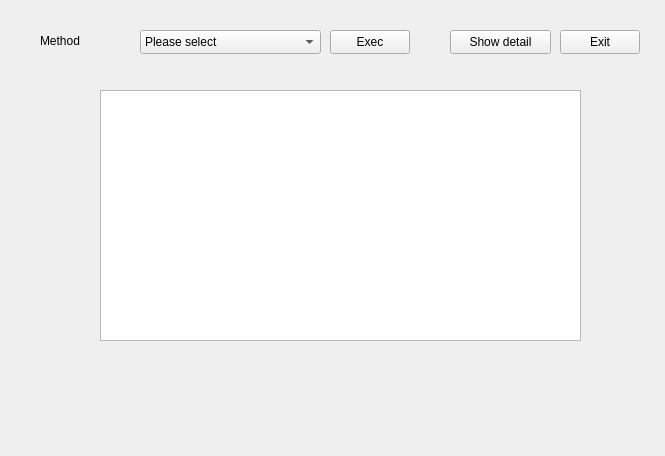
First picture: the form in mainwindow.ui, repository Lydia0402/LinearRegression, before the edit.
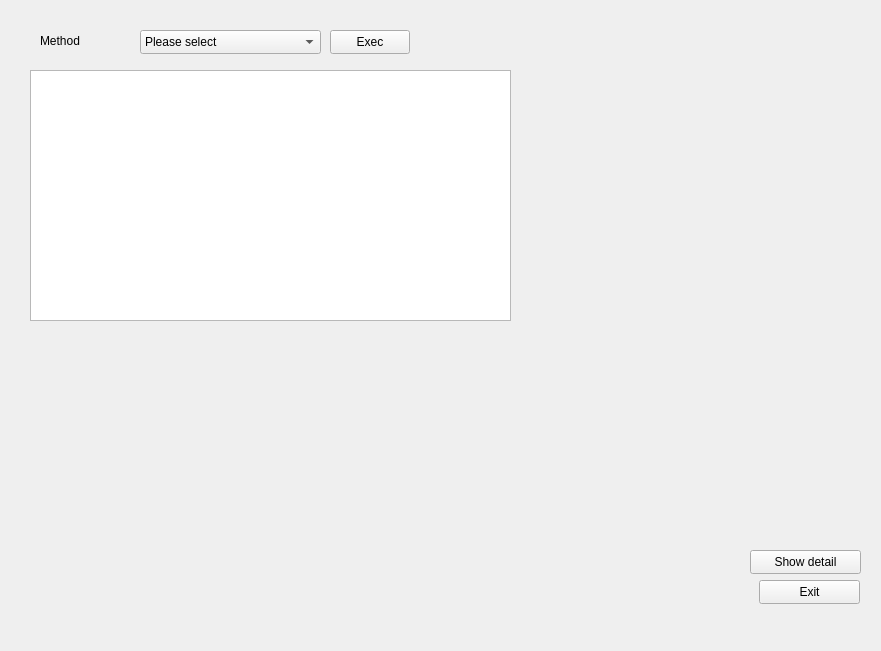
Second picture: the form after the edit.

The edit to the form file:
```diff
--- a/mainwindow.ui
+++ b/mainwindow.ui
@@ -6,8 +6,8 @@
    <rect>
     <x>0</x>
     <y>0</y>
-    <width>665</width>
-    <height>456</height>
+    <width>881</width>
+    <height>651</height>
    </rect>
   </property>
   <property name="windowTitle">
@@ -60,9 +60,9 @@
    <widget class="QPushButton" name="detailButton">
     <property name="geometry">
      <rect>
-      <x>450</x>
-      <y>30</y>
-      <width>101</width>
+      <x>750</x>
+      <y>550</y>
+      <width>111</width>
       <height>24</height>
      </rect>
     </property>
@@ -73,9 +73,9 @@
    <widget class="QPushButton" name="exitButton">
     <property name="geometry">
      <rect>
-      <x>560</x>
-      <y>30</y>
-      <width>80</width>
+      <x>759</x>
+      <y>580</y>
+      <width>101</width>
       <height>24</height>
      </rect>
     </property>
@@ -96,11 +96,11 @@
      <string>Exec</string>
     </property>
    </widget>
-   <widget class="QTableView" name="tableView">
+   <widget class="QTableWidget" name="datatable">
     <property name="geometry">
      <rect>
-      <x>100</x>
-      <y>90</y>
+      <x>30</x>
+      <y>70</y>
       <width>481</width>
       <height>251</height>
      </rect>
```
Left out of the diff: 2 changed lines with no effect on the pictures.
